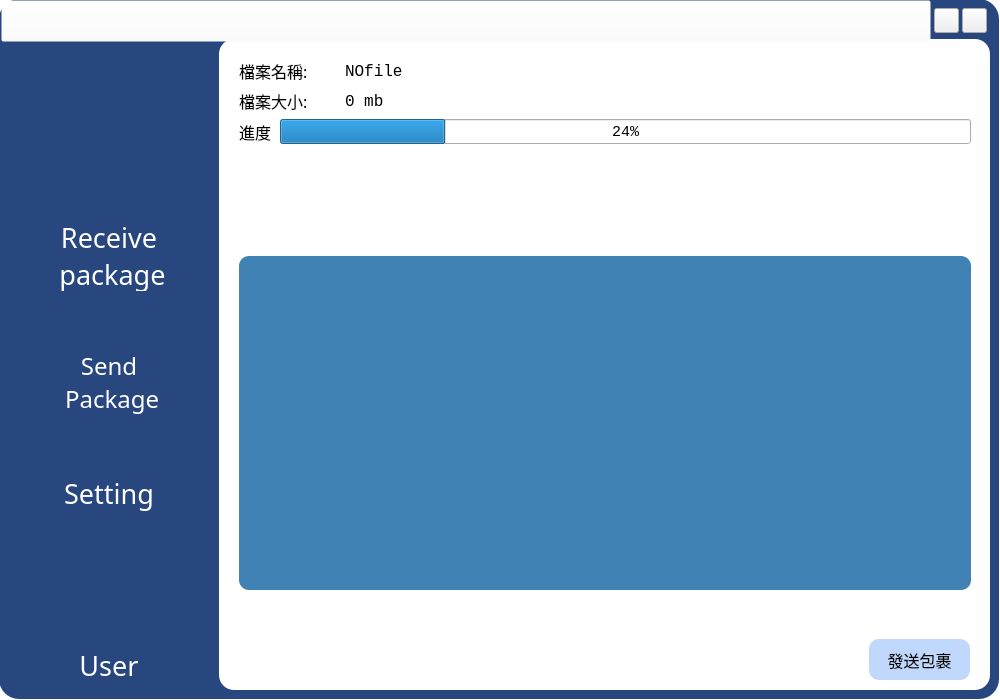
First picture: the form in src/gui/MainWindow.ui, repository hmes98318/Logistics-Station, before the edit.
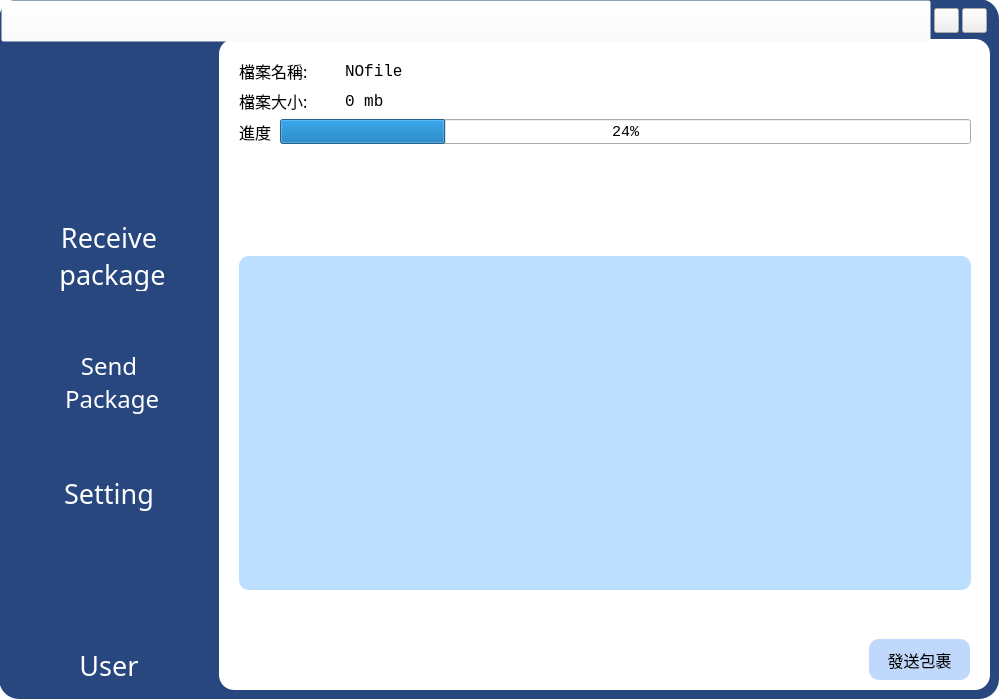
Second picture: the form after the edit. The open tabs and pages were chosen to show the change. Icons and pictures are not drawn.

What changed in the file:
```diff
--- a/src/gui/MainWindow.ui
+++ b/src/gui/MainWindow.ui
@@ -767,16 +767,22 @@
         </widget>
        </item>
        <item>
-        <widget class="QListView" name="listView_Sendpackage">
+        <widget class="QListWidget" name="listWidget_Sendpackage">
          <property name="font">
           <font>
-           <family>標楷體</family>
-           <pointsize>11</pointsize>
+           <family>Consolas</family>
+           <pointsize>12</pointsize>
+           <weight>50</weight>
+           <bold>false</bold>
           </font>
          </property>
          <property name="styleSheet">
           <string notr="true">border-radius: 10px;
-background-color: rgba(13, 95, 160, 200);</string>
+border-color: rgb(62, 127, 177);
+background-color: rgba(85, 170, 255, 100);</string>
+         </property>
+         <property name="flow">
+          <enum>QListView::LeftToRight</enum>
          </property>
         </widget>
        </item>
```
Left out of the diff: 2 changed lines with no effect on the pictures.
